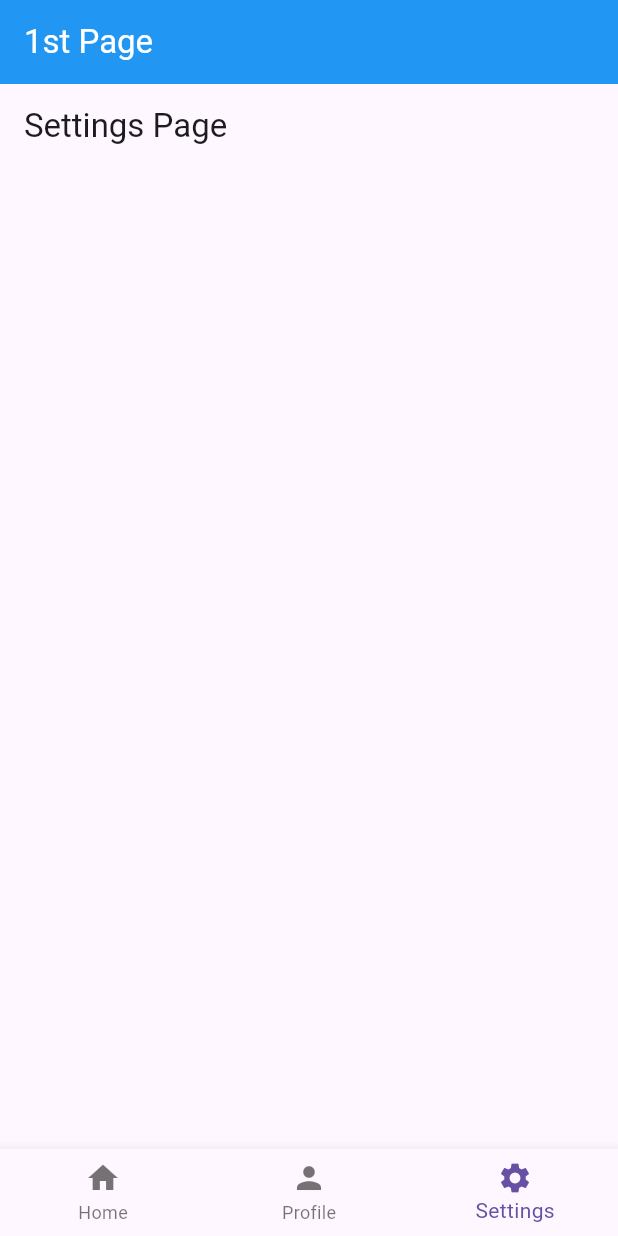
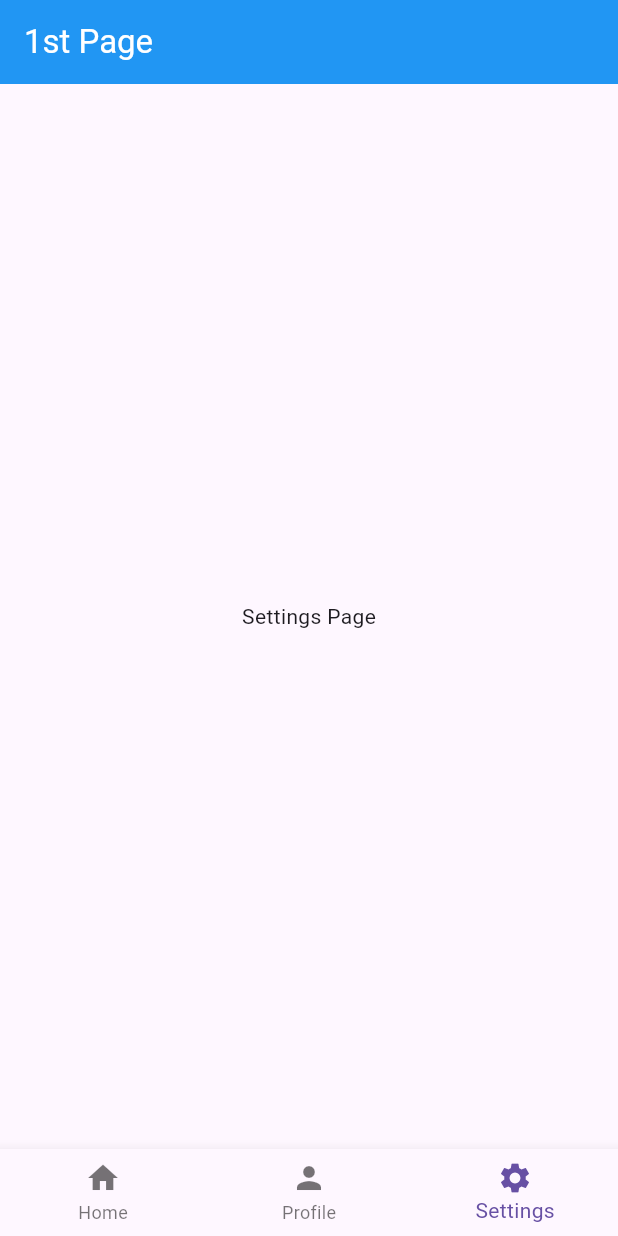
Before and after one commit to jayawardhanadskp/E-commerce_Shoe_Selling_App, a Flutter app: the screen it shows after launch, item 3 of the bottom bar chosen, on a phone screen of 412 x 824 dp. Run offline on Flutter 3.47's test engine with Material 3 defaults, Android fonts, the phone set to English and light mode, and no system bars.

Commit message:
settings page

```diff
--- a/lib/settings_page.dart
+++ b/lib/settings_page.dart
@@ -6,9 +6,7 @@ class SettingsPage extends StatelessWidget {
   @override
   Widget build(BuildContext context) {
     return Scaffold(
-      appBar: AppBar(
-        title: Text('Settings Page'),
-      ),
+      body: Center(child: Text('Settings Page')),
     );
   }
 }
```
